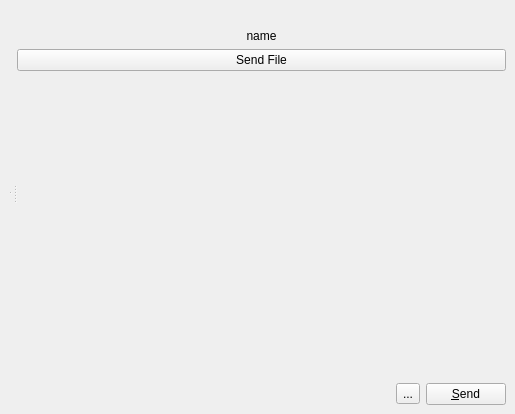
This is widgets/chatwidget.ui in xmpp-graveyard/jabbim as Qt 5 draws it before an edit. The edited form follows.
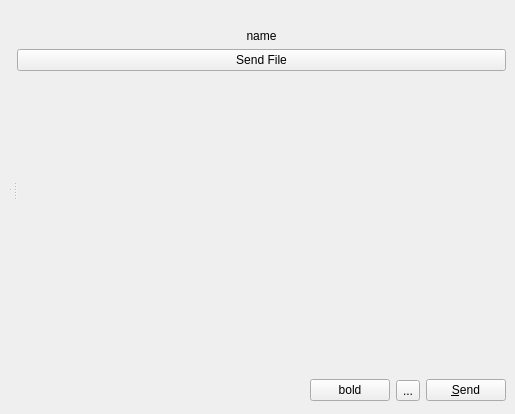
This is the edited form. Icons and pictures are not drawn.

Diff of the .ui file:
```diff
--- a/widgets/chatwidget.ui
+++ b/widgets/chatwidget.ui
@@ -22,6 +22,16 @@
    <property name="spacing" >
     <number>6</number>
    </property>
+   <item row="1" column="2" >
+    <widget class="QPushButton" name="boldButton" >
+     <property name="text" >
+      <string>bold</string>
+     </property>
+     <property name="checkable" >
+      <bool>true</bool>
+     </property>
+    </widget>
+   </item>
    <item row="1" column="1" >
     <spacer>
      <property name="orientation" >
@@ -29,53 +39,13 @@
      </property>
      <property name="sizeHint" >
       <size>
-       <width>40</width>
-       <height>20</height>
+       <width>301</width>
+       <height>29</height>
       </size>
      </property>
     </spacer>
    </item>
-   <item row="1" column="0" >
-    <widget class="QLabel" name="chatstate" >
-     <property name="text" >
-      <string/>
-     </property>
-    </widget>
-   </item>
-   <item row="1" column="2" >
-    <layout class="QHBoxLayout" >
-     <property name="margin" >
-      <number>0</number>
-     </property>
-     <property name="spacing" >
-      <number>6</number>
-     </property>
-     <item>
-      <widget class="QToolButton" name="smileys" >
-       <property name="text" >
-        <string>...</string>
-       </property>
-       <property name="icon" >
-        <iconset>images/22x22/emotes/biggrin.png</iconset>
-       </property>
-       <property name="checkable" >
-        <bool>true</bool>
-       </property>
-       <property name="popupMode" >
-        <enum>QToolButton::InstantPopup</enum>
-       </property>
-      </widget>
-     </item>
-     <item>
-      <widget class="QPushButton" name="sendButton" >
-       <property name="text" >
-        <string>&amp;Send</string>
-       </property>
-      </widget>
-     </item>
-    </layout>
-   </item>
-   <item row="0" column="0" colspan="3" >
+   <item row="0" column="0" colspan="4" >
     <widget class="QSplitter" name="splitter_2" >
      <property name="orientation" >
       <enum>Qt::Horizontal</enum>
@@ -101,7 +71,7 @@
        </property>
       </widget>
      </widget>
-     <widget class="QWidget" name="" >
+     <widget class="QWidget" name="layoutWidget" >
       <layout class="QVBoxLayout" >
        <property name="margin" >
         <number>0</number>
@@ -156,6 +126,46 @@
      </widget>
     </widget>
    </item>
+   <item row="1" column="3" >
+    <layout class="QHBoxLayout" >
+     <property name="margin" >
+      <number>0</number>
+     </property>
+     <property name="spacing" >
+      <number>6</number>
+     </property>
+     <item>
+      <widget class="QToolButton" name="smileys" >
+       <property name="text" >
+        <string>...</string>
+       </property>
+       <property name="icon" >
+        <iconset>images/22x22/emotes/biggrin.png</iconset>
+       </property>
+       <property name="checkable" >
+        <bool>true</bool>
+       </property>
+       <property name="popupMode" >
+        <enum>QToolButton::InstantPopup</enum>
+       </property>
+      </widget>
+     </item>
+     <item>
+      <widget class="QPushButton" name="sendButton" >
+       <property name="text" >
+        <string>&amp;Send</string>
+       </property>
+      </widget>
+     </item>
+    </layout>
+   </item>
+   <item row="1" column="0" >
+    <widget class="QLabel" name="chatstate" >
+     <property name="text" >
+      <string/>
+     </property>
+    </widget>
+   </item>
   </layout>
  </widget>
  <resources/>
```
